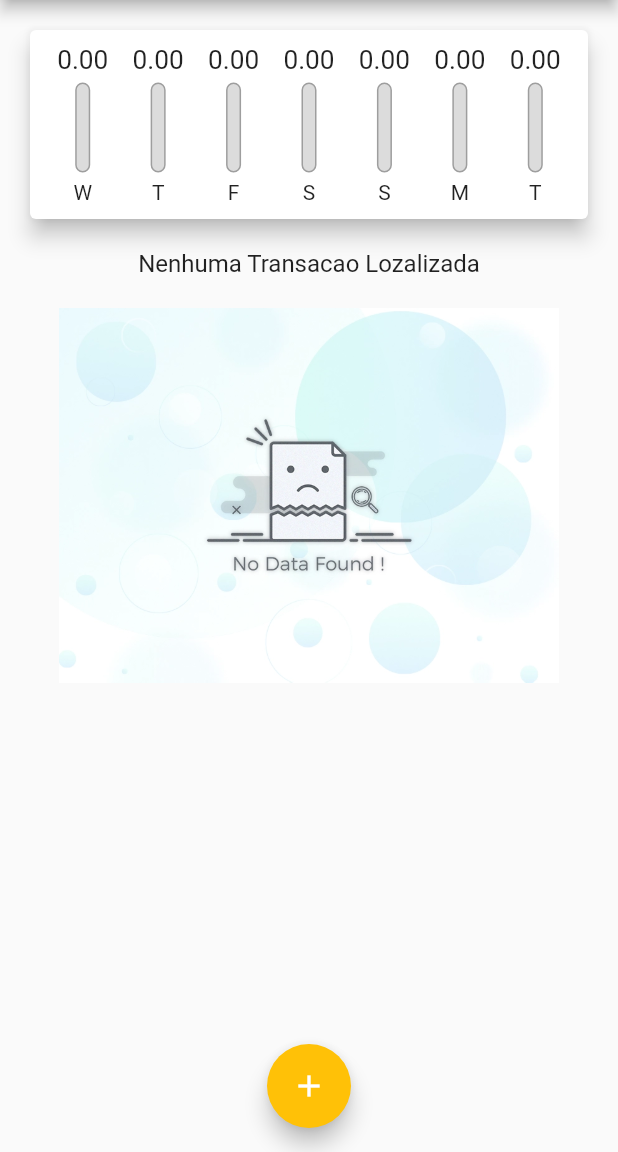
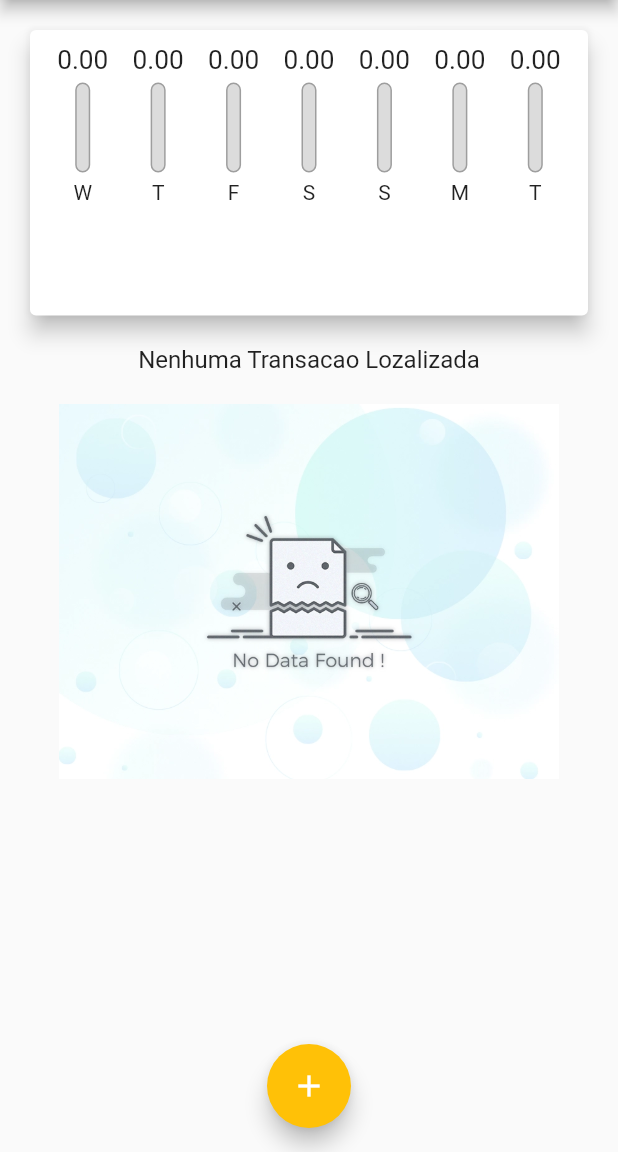
Before and after one commit to avelar42/despesasPessoais_flutter, a Flutter app: the screen it shows after launch, on a phone screen of 412 x 824 dp, the part 84-1236 px from its top. Run offline on Flutter 3.47's test engine with Material 2 defaults, Android fonts, the phone set to English and light mode, and no system bars.

Commit message:
Melhorias na applicacao

```diff
--- a/lib/components/transaction_list.dart
+++ b/lib/components/transaction_list.dart
@@ -11,9 +11,7 @@ class TransactionList extends StatelessWidget {
 
   @override
   Widget build(BuildContext context) {
-    return Container(
-      height: 300,
-      child: _transactions.isEmpty
+    return _transactions.isEmpty
         ? Column(
             children: [
               Text(
@@ -58,7 +56,6 @@ class TransactionList extends StatelessWidget {
                 ),
               );
             },
-            ),
           );
   }
 }
--- a/lib/main.dart
+++ b/lib/main.dart
@@ -79,8 +79,7 @@ class _MyHomePageState extends State<MyHomePage> {
 
   @override
   Widget build(BuildContext context) {
-    return Scaffold(
-      appBar: AppBar(
+    final appBar = AppBar(
       title: Text(
         "Despesas Pessoais",
         style: TextStyle(
@@ -92,14 +91,24 @@ class _MyHomePageState extends State<MyHomePage> {
             onPressed: () => _openTransactionFormModal(context),
             icon: Icon(Icons.add)),
       ],
-      ),
+    );
+    final availableHeight = MediaQuery.of(context).size.height -
+        appBar.preferredSize.height -
+        MediaQuery.of(context).padding.top;
+
+    return Scaffold(
+      appBar: appBar,
       body: SingleChildScrollView(
         child: Column(
           crossAxisAlignment: CrossAxisAlignment.stretch,
           mainAxisAlignment: MainAxisAlignment.spaceAround,
           children: <Widget>[
-            Chart(_recentTransactions),
-            TransactionList(_transactions, _deleteTransaction)
+            Container(
+                height: availableHeight * 0.3,
+                child: Chart(_recentTransactions)),
+            Container(
+                height: availableHeight * 0.7,
+                child: TransactionList(_transactions, _deleteTransaction))
           ],
         ),
       ),
```
Lines whose indentation alone changed are shown as unchanged.
